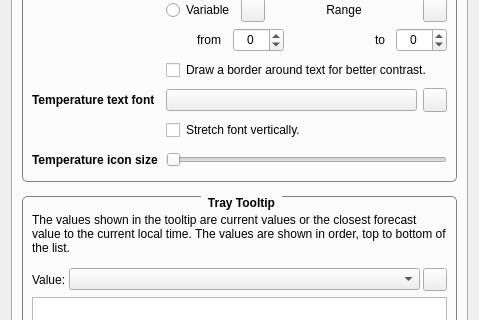
First picture: the form in ConfigurationDialog.ui, repository FelixdelasPozas/TrayWeather, before the edit; both pictures show x 0 to 479 and y 154 to 474 of the 479 by 740 pixel window.
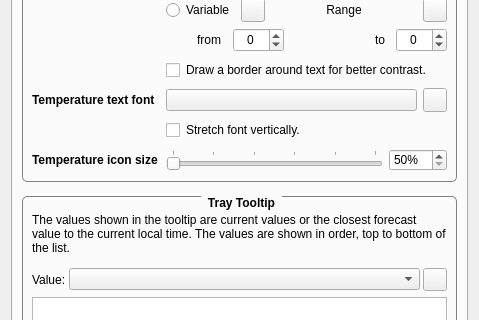
Second picture: the form after the edit. Icons and pictures are not drawn. Custom widgets are drawn as their Qt base class.

Commit message: More detail in the temperature icon size UI.

```diff
--- a/ConfigurationDialog.ui
+++ b/ConfigurationDialog.ui
@@ -1609,25 +1609,6 @@
               </item>
              </layout>
             </item>
-            <item row="9" column="1">
-             <widget class="QSlider" name="m_iconSize">
-              <property name="toolTip">
-               <string>Modifies the temperature icon size.</string>
-              </property>
-              <property name="minimum">
-               <number>50</number>
-              </property>
-              <property name="maximum">
-               <number>100</number>
-              </property>
-              <property name="orientation">
-               <enum>Qt::Horizontal</enum>
-              </property>
-              <property name="tickPosition">
-               <enum>QSlider::NoTicks</enum>
-              </property>
-             </widget>
-            </item>
             <item row="9" column="0">
              <widget class="QLabel" name="label_21">
               <property name="minimumSize">
@@ -1653,6 +1634,45 @@
               </property>
              </widget>
             </item>
+            <item row="9" column="1">
+             <layout class="QHBoxLayout" name="horizontalLayout_14">
+              <item>
+               <widget class="QSlider" name="m_iconSize">
+                <property name="toolTip">
+                 <string>Modifies the temperature icon size.</string>
+                </property>
+                <property name="minimum">
+                 <number>50</number>
+                </property>
+                <property name="maximum">
+                 <number>100</number>
+                </property>
+                <property name="orientation">
+                 <enum>Qt::Horizontal</enum>
+                </property>
+                <property name="tickPosition">
+                 <enum>QSlider::TicksAbove</enum>
+                </property>
+               </widget>
+              </item>
+              <item>
+               <widget class="QSpinBox" name="m_iconSizeSpinbox">
+                <property name="toolTip">
+                 <string>Modifies the temperature icon size.</string>
+                </property>
+                <property name="suffix">
+                 <string>%</string>
+                </property>
+                <property name="minimum">
+                 <number>50</number>
+                </property>
+                <property name="maximum">
+                 <number>100</number>
+                </property>
+               </widget>
+              </item>
+             </layout>
+            </item>
            </layout>
           </item>
          </layout>
```
Left out of the diff: 32 changed lines with no effect on the pictures.
